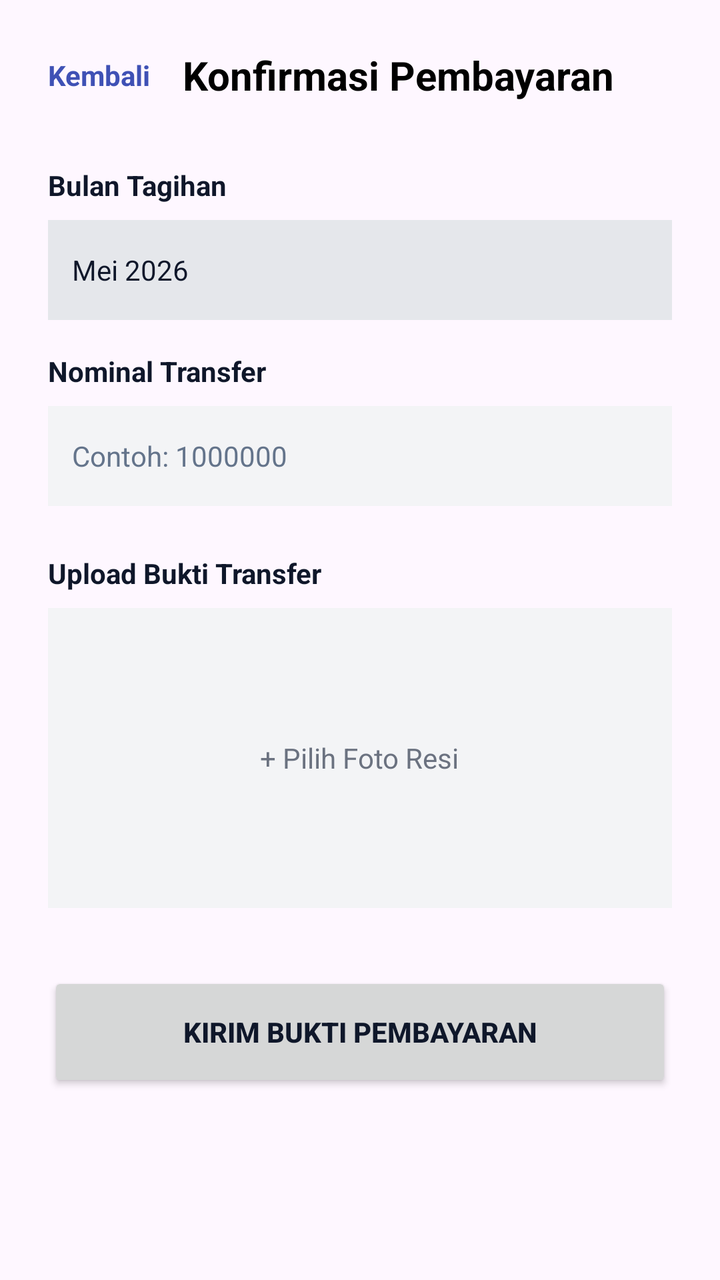
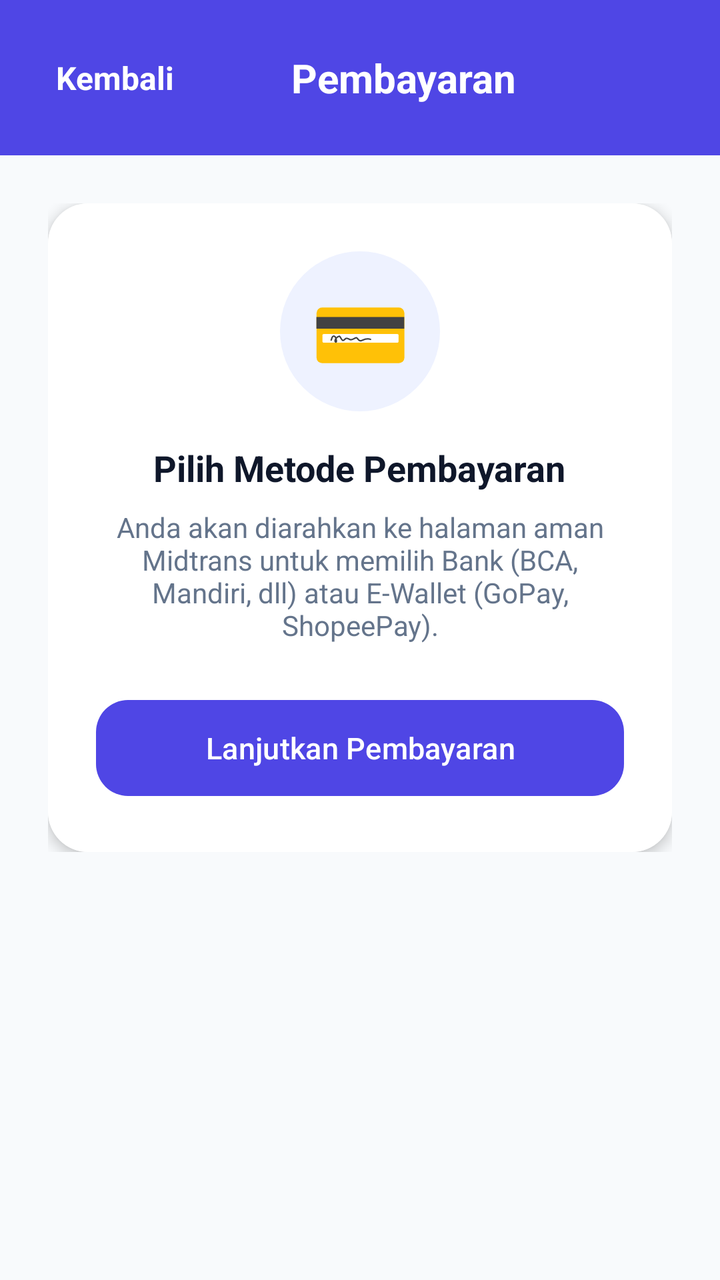

Screens rendered from an Android XML layout before and after an edit, with the pre-edit source and the edit as a unified diff.
<!-- AndroidManifest.xml: application theme Theme.ManajemenKos -->
<!-- res/layout/activity_payment.xml -->
<?xml version="1.0" encoding="utf-8"?>
<LinearLayout xmlns:android="http://schemas.android.com/apk/res/android"
    xmlns:app="http://schemas.android.com/apk/res-auto"
    xmlns:tools="http://schemas.android.com/tools"
    android:layout_width="match_parent"
    android:layout_height="match_parent"
    android:orientation="vertical"
    android:padding="24dp"
    tools:context=".PaymentActivity">

    <LinearLayout
        android:layout_width="match_parent"
        android:layout_height="wrap_content"
        android:orientation="horizontal"
        android:gravity="center_vertical"
        android:layout_marginBottom="32dp">

        <TextView
            android:id="@+id/tvBack"
            android:layout_width="wrap_content"
            android:layout_height="wrap_content"
            android:text="Kembali"
            android:textColor="#3F51B5"
            android:textStyle="bold"
            android:paddingEnd="16dp"/>

        <TextView
            android:layout_width="wrap_content"
            android:layout_height="wrap_content"
            android:text="Konfirmasi Pembayaran"
            android:textSize="20sp"
            android:textStyle="bold"
            android:textColor="@color/black" />
    </LinearLayout>

    <TextView
        android:layout_width="wrap_content"
        android:layout_height="wrap_content"
        android:text="Bulan Tagihan"
        android:textStyle="bold"
        android:layout_marginBottom="8dp"/>

    <EditText
        android:id="@+id/etBulan"
        android:layout_width="match_parent"
        android:layout_height="50dp"
        android:text="Mei 2026"
        android:enabled="false"
        android:padding="12dp"
        android:background="#E5E7EB"
        android:layout_marginBottom="16dp"
        android:textColor="@color/text_primary"
        android:textSize="14sp" />

    <TextView
        android:layout_width="wrap_content"
        android:layout_height="wrap_content"
        android:text="Nominal Transfer"
        android:textStyle="bold"
        android:layout_marginBottom="8dp"/>

    <EditText
        android:id="@+id/etNominal"
        android:layout_width="match_parent"
        android:layout_height="50dp"
        android:hint="Contoh: 1000000"
        android:inputType="number"
        android:padding="12dp"
        android:background="#F3F4F6"
        android:layout_marginBottom="24dp"
        android:textColor="@color/text_primary"
        android:textColorHint="@color/text_secondary"
        android:textSize="14sp" />

    <TextView
        android:layout_width="wrap_content"
        android:layout_height="wrap_content"
        android:text="Upload Bukti Transfer"
        android:textStyle="bold"
        android:layout_marginBottom="8dp"/>

    <FrameLayout
        android:id="@+id/layUpload"
        android:layout_width="match_parent"
        android:layout_height="150dp"
        android:background="#F3F4F6"
        android:layout_marginBottom="32dp">

        <TextView
            android:id="@+id/tvPilihFoto"
            android:layout_width="wrap_content"
            android:layout_height="wrap_content"
            android:layout_gravity="center"
            android:text="+ Pilih Foto Resi"
            android:textColor="#6B7280"/>

        <ImageView
            android:id="@+id/ivBukti"
            android:layout_width="match_parent"
            android:layout_height="match_parent"
            android:scaleType="centerCrop"
            android:visibility="gone"/>
    </FrameLayout>

    <Button
        android:id="@+id/btnSubmitPayment"
        android:layout_width="match_parent"
        android:layout_height="60dp"
        android:text="KIRIM BUKTI PEMBAYARAN"
        android:textSize="14sp"
        android:textStyle="bold"/>

</LinearLayout>
<!-- resources referenced by this layout -->
<resources>
  <color name="black">#FF000000</color>
  <color name="text_primary">#0F172A</color>
  <color name="text_secondary">#64748B</color>
  <style name="Theme.ManajemenKos" parent="Base.Theme.ManajemenKos" />
  <style name="Base.Theme.ManajemenKos" parent="Theme.Material3.DayNight.NoActionBar">
          <item name="colorPrimary">@color/primary</item>
          <item name="colorPrimaryDark">@color/primary_dark</item>
          <item name="colorAccent">@color/accent</item>
          <item name="android:textColor">@color/text_primary</item>
          <item name="android:editTextColor">@color/text_primary</item>
          <item name="android:textColorHint">@color/text_secondary</item>
      </style>
  <color name="primary">#4F46E5</color>
  <color name="primary_dark">#3730A3</color>
  <color name="accent">#0EA5E9</color>
</resources>

<!-- the commit's change to res/layout/activity_payment.xml (unified diff, before → after) -->
@@ -1,113 +1,100 @@
 <?xml version="1.0" encoding="utf-8"?>
-<LinearLayout xmlns:android="http://schemas.android.com/apk/res/android"
+<androidx.constraintlayout.widget.ConstraintLayout xmlns:android="http://schemas.android.com/apk/res/android"
     xmlns:app="http://schemas.android.com/apk/res-auto"
-    xmlns:tools="http://schemas.android.com/tools"
     android:layout_width="match_parent"
     android:layout_height="match_parent"
-    android:orientation="vertical"
-    android:padding="24dp"
-    tools:context=".PaymentActivity">
+    android:background="@color/bg_light">
 
+    
     <LinearLayout
+        android:id="@+id/layHeader"
         android:layout_width="match_parent"
         android:layout_height="wrap_content"
         android:orientation="horizontal"
+        android:padding="20dp"
+        android:background="@color/primary"
         android:gravity="center_vertical"
-        android:layout_marginBottom="32dp">
+        app:layout_constraintTop_toTopOf="parent">
 
         <TextView
             android:id="@+id/tvBack"
             android:layout_width="wrap_content"
             android:layout_height="wrap_content"
             android:text="Kembali"
-            android:textColor="#3F51B5"
+            android:textColor="@color/white"
+            android:textSize="16sp"
             android:textStyle="bold"
-            android:paddingEnd="16dp"/>
+            android:padding="8dp" />
 
         <TextView
-            android:layout_width="wrap_content"
+            android:layout_width="0dp"
             android:layout_height="wrap_content"
-            android:text="Konfirmasi Pembayaran"
+            android:layout_weight="1"
+            android:text="Pembayaran"
+            android:textColor="@color/white"
             android:textSize="20sp"
             android:textStyle="bold"
-            android:textColor="@color/black" />
+            android:gravity="center"
+            android:layout_marginEnd="32dp" />
     </LinearLayout>
 
-    <TextView
-        android:layout_width="wrap_content"
+    <LinearLayout
+        android:layout_width="match_parent"
         android:layout_height="wrap_content"
-        android:text="Bulan Tagihan"
-        android:textStyle="bold"
-        android:layout_marginBottom="8dp"/>
+        android:orientation="vertical"
+        android:padding="24dp"
+        app:layout_constraintTop_toBottomOf="@id/layHeader">
 
-    <EditText
-        android:id="@+id/etBulan"
-        android:layout_width="match_parent"
-        android:layout_height="50dp"
-        android:text="Mei 2026"
-        android:enabled="false"
-        android:padding="12dp"
-        android:background="#E5E7EB"
-        android:layout_marginBottom="16dp"
-        android:textColor="@color/text_primary"
-        android:textSize="14sp" />
+        <androidx.cardview.widget.CardView
+            android:layout_width="match_parent"
+            android:layout_height="wrap_content"
+            app:cardCornerRadius="20dp"
+            app:cardElevation="4dp">
 
-    <TextView
-        android:layout_width="wrap_content"
-        android:layout_height="wrap_content"
-        android:text="Nominal Transfer"
-        android:textStyle="bold"
-        android:layout_marginBottom="8dp"/>
+            <LinearLayout
+                android:layout_width="match_parent"
+                android:layout_height="wrap_content"
+                android:orientation="vertical"
+                android:padding="24dp"
+                android:background="@color/card_bg"
+                android:gravity="center">
 
-    <EditText
-        android:id="@+id/etNominal"
-        android:layout_width="match_parent"
-        android:layout_height="50dp"
-        android:hint="Contoh: 1000000"
-        android:inputType="number"
-        android:padding="12dp"
-        android:background="#F3F4F6"
-        android:layout_marginBottom="24dp"
-        android:textColor="@color/text_primary"
-        android:textColorHint="@color/text_secondary"
-        android:textSize="14sp" />
+                <TextView
+                    android:layout_width="80dp"
+                    android:layout_height="80dp"
+                    android:background="@drawable/icon_bg_light"
+                    android:text="💳"
+                    android:textSize="40sp"
+                    android:gravity="center"
+                    android:layout_marginBottom="16dp" />
 
-    <TextView
-        android:layout_width="wrap_content"
-        android:layout_height="wrap_content"
-        android:text="Upload Bukti Transfer"
-        android:textStyle="bold"
-        android:layout_marginBottom="8dp"/>
+                <TextView
+                    android:layout_width="wrap_content"
+                    android:layout_height="wrap_content"
+                    android:text="Pilih Metode Pembayaran"
+                    android:textSize="18sp"
+                    android:textStyle="bold"
+                    android:textColor="@color/text_primary" />
 
-    <FrameLayout
-        android:id="@+id/layUpload"
-        android:layout_width="match_parent"
-        android:layout_height="150dp"
-        android:background="#F3F4F6"
-        android:layout_marginBottom="32dp">
+                <TextView
+                    android:layout_width="wrap_content"
+                    android:layout_height="wrap_content"
+                    android:text="Anda akan diarahkan ke halaman aman Midtrans untuk memilih Bank (BCA, Mandiri, dll) atau E-Wallet (GoPay, ShopeePay)."
+                    android:textSize="14sp"
+                    android:textColor="@color/text_secondary"
+                    android:gravity="center"
+                    android:layout_marginTop="8dp"
+                    android:layout_marginBottom="24dp" />
 
-        <TextView
-            android:id="@+id/tvPilihFoto"
-            android:layout_width="wrap_content"
-            android:layout_height="wrap_content"
-            android:layout_gravity="center"
-            android:text="+ Pilih Foto Resi"
-            android:textColor="#6B7280"/>
-
-        <ImageView
-            android:id="@+id/ivBukti"
-            android:layout_width="match_parent"
-            android:layout_height="match_parent"
-            android:scaleType="centerCrop"
-            android:visibility="gone"/>
-    </FrameLayout>
-
-    <Button
-        android:id="@+id/btnSubmitPayment"
-        android:layout_width="match_parent"
-        android:layout_height="60dp"
-        android:text="KIRIM BUKTI PEMBAYARAN"
-        android:textSize="14sp"
-        android:textStyle="bold"/>
-
-</LinearLayout>
+                <com.google.android.material.button.MaterialButton
+                    android:id="@+id/btnSubmitPayment"
+                    android:layout_width="match_parent"
+                    android:layout_height="56dp"
+                    android:text="Lanjutkan Pembayaran"
+                    android:textSize="15sp"
+                    app:cornerRadius="16dp"
+                    app:backgroundTint="@color/primary" />
+            </LinearLayout>
+        </androidx.cardview.widget.CardView>
+    </LinearLayout>
+</androidx.constraintlayout.widget.ConstraintLayout>
<!-- resource entries referenced after the edit -->
@@ -1,8 +1,17 @@
 <!-- resources referenced by this layout -->
 <resources>
-  <color name="black">#FF000000</color>
+  <color name="bg_light">#F8FAFC</color>
+  <color name="card_bg">#FFFFFF</color>
+  <color name="primary">#4F46E5</color>
   <color name="text_primary">#0F172A</color>
   <color name="text_secondary">#64748B</color>
+  <color name="white">#FFFFFFFF</color>
+  <!-- drawable icon_bg_light (drawable) -->
+  <?xml version="1.0" encoding="utf-8"?>
+  <shape xmlns:android="http://schemas.android.com/apk/res/android"
+      android:shape="oval">
+      <solid android:color="#EEF2FF" /> 
+  </shape>
   <style name="Theme.ManajemenKos" parent="Base.Theme.ManajemenKos" />
   <style name="Base.Theme.ManajemenKos" parent="Theme.Material3.DayNight.NoActionBar">
           <item name="colorPrimary">@color/primary</item>
@@ -12,7 +21,6 @@
           <item name="android:editTextColor">@color/text_primary</item>
           <item name="android:textColorHint">@color/text_secondary</item>
       </style>
-  <color name="primary">#4F46E5</color>
   <color name="primary_dark">#3730A3</color>
   <color name="accent">#0EA5E9</color>
 </resources>
